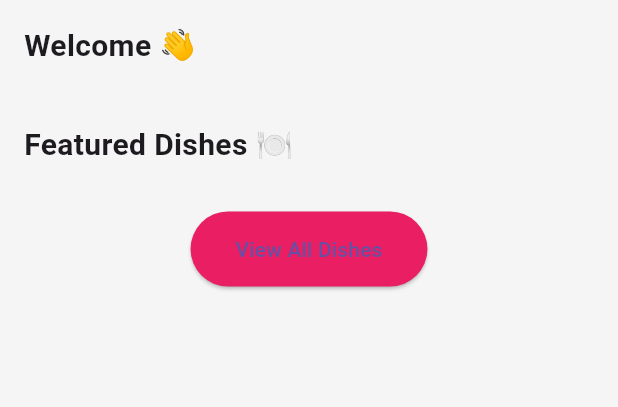
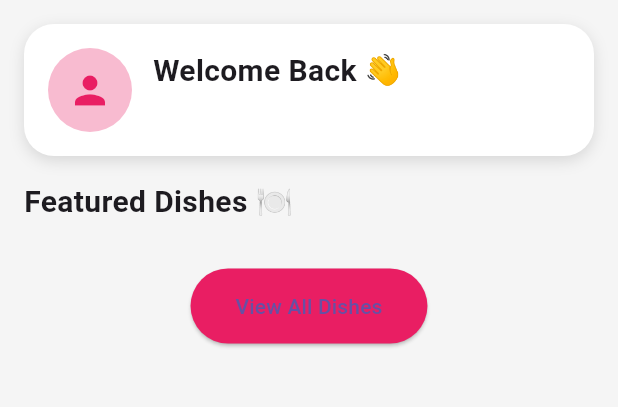
Before and after one commit to khushi08singh/Moms_Magic, a Flutter app: the screen it shows once a user with an empty profile is signed in, on a phone screen of 412 x 824 dp, the part 84-491 px from its top. Run offline on Flutter 3.47's test engine with Material 3 defaults, Android fonts, the phone set to English and light mode, and no system bars; our stand-ins replace cloud_firestore, firebase_auth, firebase_core; accounts and stored records are empty.

Commit message:
Improved home page welcome section

```diff
--- a/lib/pages/homepage.dart
+++ b/lib/pages/homepage.dart
@@ -169,21 +169,77 @@ class _HomePageState extends State<HomePage> {
         child: Column(
           crossAxisAlignment: CrossAxisAlignment.start,
           children: [
+            // Padding(
+            //   padding: const EdgeInsets.all(16),
+            //   child: Column(
+            //     crossAxisAlignment: CrossAxisAlignment.start,
+            //     children: [
+            //       const Text(
+            //         "Welcome 👋",
+            //         style: TextStyle(
+            //             fontSize: 20, fontWeight: FontWeight.bold),
+            //       ),
+            //       Text(
+            //         userEmail,
+            //         style: const TextStyle(color: Colors.grey),
+            //       ),
+            //     ],
+            //   ),
+            // ),
+
             Padding(
               padding: const EdgeInsets.all(16),
+              child: Container(
+                width: double.infinity,
+                padding: const EdgeInsets.all(16),
+                decoration: BoxDecoration(
+                  color: Colors.white,
+                  borderRadius: BorderRadius.circular(20),
+                  boxShadow: [
+                    BoxShadow(
+                      color: Colors.black12,
+                      blurRadius: 8,
+                      offset: Offset(0, 3),
+                    ),
+                  ],
+                ),
+                child: Row(
+                  children: [
+                    CircleAvatar(
+                      radius: 28,
+                      backgroundColor: Colors.pink.shade100,
+                      child: const Icon(
+                        Icons.person,
+                        size: 30,
+                        color: Colors.pink,
+                      ),
+                    ),
+                    const SizedBox(width: 14),
+                    Expanded(
                       child: Column(
                         crossAxisAlignment: CrossAxisAlignment.start,
                         children: [
                           const Text(
-                    "Welcome 👋",
+                            "Welcome Back 👋",
                             style: TextStyle(
-                        fontSize: 20, fontWeight: FontWeight.bold),
+                              fontSize: 20,
+                              fontWeight: FontWeight.bold,
                             ),
+                          ),
+                          const SizedBox(height: 4),
                           Text(
                             userEmail,
-                    style: const TextStyle(color: Colors.grey),
+                            overflow: TextOverflow.ellipsis,
+                            style: const TextStyle(
+                              color: Colors.grey,
+                              fontSize: 14,
+                            ),
                           ),
                         ],
+                      ),
+                    ),
+                  ],
+                ),
               ),
             ),
 
```
Lines whose indentation alone changed are shown as unchanged.
